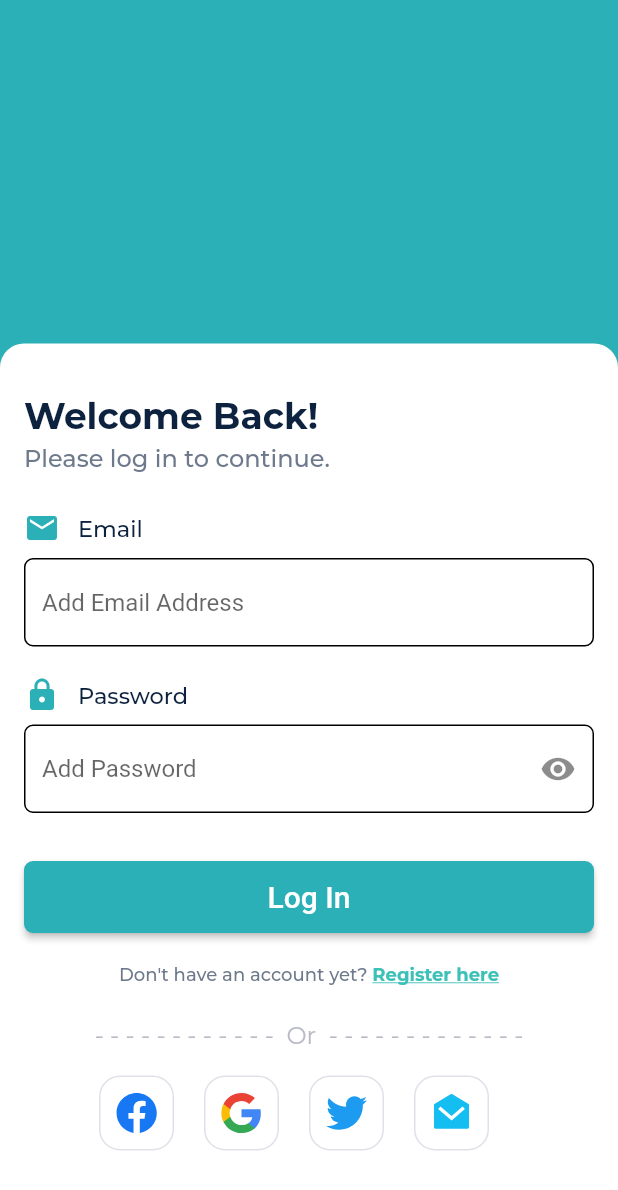
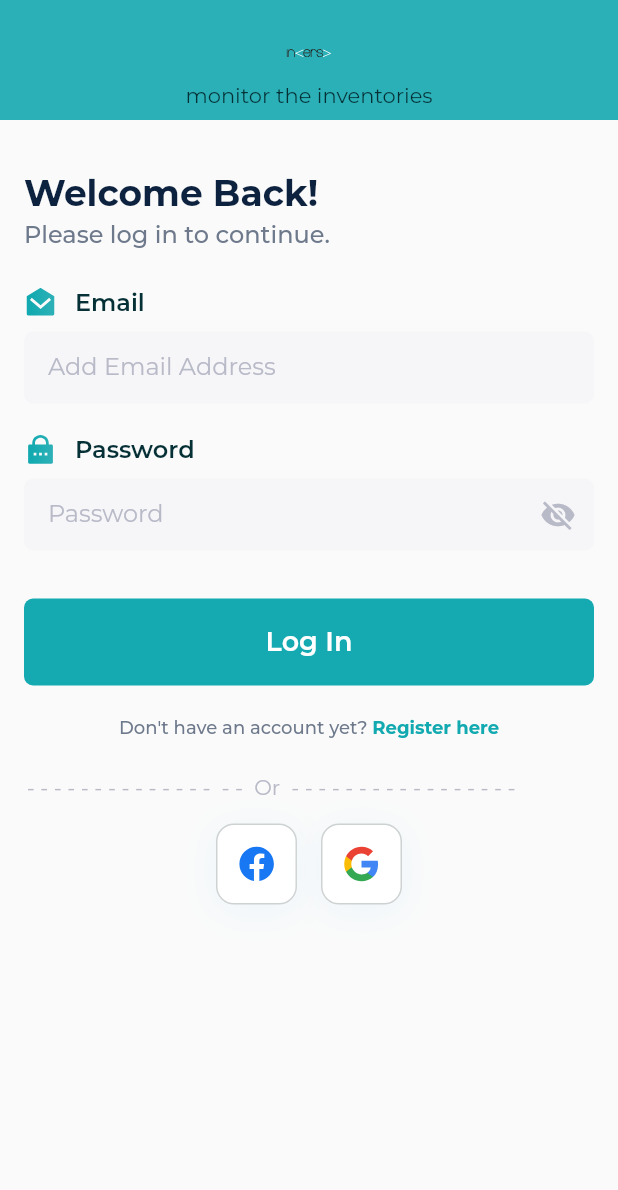
Before and after one commit to maniokhan/inversa, a Flutter app: the LoginScreen screen opened directly, on a phone screen of 412 x 824 dp. Shown: the top 1190 px of the screen. Run offline on Flutter 3.47's test engine with Material 2 defaults, Android fonts, the phone set to English and light mode, and no system bars; our stand-ins replace cached_network_image, cloud_firestore, firebase_auth, firebase_core, flutter_svg, freezed_annotation and 1 more; missing offline and left inert: flutter_facebook_auth; accounts and stored records are empty; generated files the repository leaves out were written again; project files that could hold a hidden picture were left out.

Commit message:
login screen complete

```diff
--- a/lib/src/app.dart
+++ b/lib/src/app.dart
@@ -1,9 +1,10 @@
 import 'package:flutter/material.dart';
+import 'package:flutter_gen/gen_l10n/app_localizations.dart';
 import 'package:flutter_localizations/flutter_localizations.dart';
-import 'package:inversa/src/features/store_home/store_home_screen.dart';
+import 'package:inversa/src/features/authentication/presentation/sign_in_screen.dart';
 import 'package:inversa/src/theme/data.dart';
 import 'package:inversa/src/theme/theme.dart';
-import 'package:flutter_gen/gen_l10n/app_localizations.dart';
+
 class App extends StatelessWidget {
   const App({super.key});
 
@@ -21,7 +22,7 @@ class App extends StatelessWidget {
         GlobalCupertinoLocalizations.delegate,
         GlobalWidgetsLocalizations.delegate,
       ],
-      home: const StoreHomeScreen(),
+      home: const LoginScreen(),
       builder: (BuildContext context, Widget? child) {
         return AppTheme(
           data: const AppThemeData(),
--- a/lib/src/common_widgets/common_radio_button.dart
+++ b/lib/src/common_widgets/common_radio_button.dart
@@ -21,7 +21,7 @@ class CommonRadioButton<T> extends StatelessWidget {
           color: Colors.white,
           shape: BoxShape.circle,
           border: Border.all(
-            color: isSelected ? ConfigColors.checkboxGrey : Colors.transparent,
+            // color: isSelected ? ConfigColors.checkboxGrey : Colors.transparent,
           ),
         ),
         child: Padding(
@@ -30,15 +30,15 @@ class CommonRadioButton<T> extends StatelessWidget {
             duration: const Duration(milliseconds: 500),
             curve: Curves.fastOutSlowIn,
             decoration: BoxDecoration(
-              color: isSelected ? ConfigColors.synappPrimary : Colors.white,
+              // color: isSelected ? ConfigColors.synappPrimary : Colors.white,
               shape: BoxShape.circle,
               border: Border.all(
-                color: isSelected ? Colors.transparent : ConfigColors.textGrey,
-                width: isSelected ? 1 : 2,
+                // color: isSelected ? Colors.transparent : ConfigColors.textGrey,
+                // width: isSelected ? 1 : 2,
               ),
             ),
             child: Visibility(
-              visible: isSelected,
+              // visible: isSelected,
               maintainSize: true,
               maintainState: true,
               maintainAnimation: true,
--- a/lib/src/features/authentication/presentation/sign_in_screen.dart
+++ b/lib/src/features/authentication/presentation/sign_in_screen.dart
@@ -4,12 +4,15 @@ import 'package:firebase_auth/firebase_auth.dart';
 import 'package:flutter/material.dart';
 import 'package:flutter_facebook_auth/flutter_facebook_auth.dart';
 import 'package:flutter_svg/svg.dart';
-import 'package:font_awesome_flutter/font_awesome_flutter.dart';
-
-import 'package:inversa/src/common_widgets/primary_button.dart';
+import 'package:inversa/src/assets/assets.gen.dart';
+import 'package:inversa/src/common_widgets/common_button.dart';
+import 'package:inversa/src/common_widgets/common_card.dart';
+import 'package:inversa/src/common_widgets/common_password.dart';
+import 'package:inversa/src/common_widgets/common_text_field.dart';
+import 'package:inversa/src/common_widgets/common_text_field_title.dart';
 import 'package:inversa/src/constants/app_sizes.dart';
-import 'package:inversa/src/features/authentication/presentation/auth_service.dart';
-import 'package:inversa/src/features/authentication/presentation/signup_screen.dart';
+import 'package:inversa/src/theme/config_colors.dart';
+import 'package:inversa/src/theme/text.dart';
 
 import 'home_screen.dart';
 
@@ -95,213 +98,109 @@ class _LoginScreenState extends State<LoginScreen> {
   @override
   Widget build(BuildContext context) {
     return Scaffold(
+      appBar: PreferredSize(
+        preferredSize: const Size.fromHeight(80),
+        child: AppBar(
+          toolbarHeight: 90,
           backgroundColor: const Color(0xFF2AB0B6),
-      body: SingleChildScrollView(
-        child: Column(
+          elevation: 0,
+          centerTitle: true,
+          title: Column(
             children: [
-            Container(
-              alignment: Alignment.center,
-              height: 229,
-              width: 397,
-              decoration: const BoxDecoration(
-                color: Color(0xFF2AB0B6),
-              ),
-              child: Column(
-                children: [],
+              gapH12,
+              SvgPicture.asset(Assets.appLogo.path, height: 30, width: 30),
+              gapH4,
+              const AppText.paragraphI14('monitor the inventories'),
+            ],
           ),
         ),
-            Stack(
+      ),
+      body: SingleChildScrollView(
+        child: Padding(
+          padding: const EdgeInsets.symmetric(horizontal: 16, vertical: 34),
+          child: Column(
+            crossAxisAlignment: CrossAxisAlignment.start,
             children: [
-                Container(
-                  padding: const EdgeInsets.fromLTRB(16, 34, 16, 0),
-                  decoration: const BoxDecoration(
-                    color: Colors.white,
-                    borderRadius: BorderRadius.only(
-                      topLeft: Radius.circular(16),
-                      topRight: Radius.circular(16),
-                    ),
-                  ),
-                  child: Column(
-                    crossAxisAlignment: CrossAxisAlignment.stretch,
-                    children: [
-                      const Text(
+              const AppText.titleS20(
                 "Welcome Back!",
-                        style: TextStyle(
-                          fontFamily: 'Montserrat',
+                fontSize: 24,
+                color: ConfigColors.black,
                 fontWeight: FontWeight.w700,
-                          fontSize: 24,
-                          color: Color(0xFF0D223F),
-                        ),
               ),
               gapH4,
-                      const Text(
+              const AppText.paragraphI14(
                 "Please log in to continue.",
-                        style: TextStyle(
-                          fontFamily: 'Montserrat',
                 fontWeight: FontWeight.w500,
                 fontSize: 16,
-                          color: Color(0xFF6E7A8C),
-                        ),
+                color: ConfigColors.slateGray,
               ),
               gapH24,
-                      const TextFieldTitle(title: "Email", icon: Icons.email),
+              CommonTextFieldTitle(
+                leading: Assets.emailGreen.svg(),
+                text: 'Email',
+              ),
               gapH8,
-                      const CustomTextField(
+              const CommonTextField(
                 hintText: "Add Email Address",
+                textInputType: TextInputType.emailAddress,
               ),
               gapH20,
-                      const TextFieldTitle(title: "Password", icon: Icons.lock),
+              CommonTextFieldTitle(
+                leading: Assets.lock.svg(),
+                text: 'Password',
+              ),
               gapH8,
-                      const CustomTextField(
-                        hintText: "Add Password",
-                        suffixicon: Icons.remove_red_eye_sharp,
-                      ),
+              const CommonPasswordInput(),
               gapH32,
-                      PrimaryButton(
-                        text: 'Log In',
-                        onPressed: () {},
+              SynappButton(
+                text: "Log In",
+                onPress: () {},
               ),
               gapH20,
               const Row(
                 mainAxisAlignment: MainAxisAlignment.center,
                 children: [
-                          Text(
+                  AppText.paragraphI12(
                     "Don't have an account yet? ",
-                            style: TextStyle(
-                              fontFamily: 'Montserrat',
                     fontWeight: FontWeight.w500,
-                              fontSize: 12,
-                              color: Color(0xFF6E7A8C),
+                    // fontSize: 12,
+                    color: ConfigColors.lightText,
                   ),
-                          ),
-                          Text(
+                  AppText.paragraphI12(
                     "Register here",
-                            style: TextStyle(
-                              fontFamily: 'Montserrat',
                     fontWeight: FontWeight.w700,
-                              fontSize: 12,
-                              color: Color(0xFF3CC0B8),
-                              decoration: TextDecoration.underline,
-                            ),
+                    color: ConfigColors.primary2,
+                    // decoration: TextDecoration.underline,
                   ),
                 ],
               ),
               gapH24,
-                      const Text(
-                        "- - - - - - - - - - - -  Or  - - - - - - - - - - - - -",
+              const AppText.paragraphI14(
+                "- - - - - - - - - - - - - -  - -  Or  - - - - - - - - - - - - - - - - - ",
                 textAlign: TextAlign.center,
-                        style: TextStyle(
-                          fontFamily: 'Montserrat',
-                          color: Color(0xFFB9BAC8),
-                          fontSize: 16,
-                        ),
+                color: ConfigColors.blueGrey,
               ),
               gapH16,
               Row(
                 mainAxisAlignment: MainAxisAlignment.center,
                 children: [
-                          ReusebleLinkBox(
-                              onPress: () {}, icon: 'facebook_logo'),
-                          ReusebleLinkBox(onPress: () {}, icon: 'google_logo'),
-                          ReusebleLinkBox(onPress: () {}, icon: 'twitter_logo'),
-                          ReusebleLinkBox(onPress: () {}, icon: 'mail_logol'),
-                        ],
+                  CommonCard(
+                    padding: const EdgeInsets.all(14),
+                    showBorder: true,
+                    child: Assets.facebook.svg(),
                   ),
-                      gapH64,
-                    ],
-                  ),
+                  gapW16,
+                  CommonCard(
+                    padding: const EdgeInsets.all(14),
+                    showBorder: true,
+                    child: Assets.google.svg(),
                   ),
                 ],
               ),
             ],
           ),
         ),
-    );
-  }
-}
-
-class ReusebleLinkBox extends StatelessWidget {
-  final VoidCallback onPress;
-  final String icon;
-
-  const ReusebleLinkBox({Key? key, required this.onPress, required this.icon})
-      : super(key: key);
-
-  @override
-  Widget build(BuildContext context) {
-    return InkWell(
-      onTap: onPress,
-      child: Container(
-        margin: const EdgeInsets.only(right: 20),
-        padding: const EdgeInsets.all(10),
-        height: 50,
-        width: 50,
-        decoration: BoxDecoration(
-          borderRadius: BorderRadius.circular(14),
-          border: Border.all(
-            color: Color(0xFFE0E0E9),
-          ),
-        ),
-        child: SvgPicture.asset(
-          "assets/images/$icon.svg",
-          height: 22,
-          width: 22,
-        ),
       ),
     );
   }
 }
-
-class CustomTextField extends StatelessWidget {
-  final String hintText;
-  final IconData? suffixicon;
-  const CustomTextField({
-    Key? key,
-    required this.hintText,
-    this.suffixicon,
-  }) : super(key: key);
-
-  @override
-  Widget build(BuildContext context) {
-    return TextField(
-      decoration: InputDecoration(
-        hintText: hintText,
-        enabledBorder: OutlineInputBorder(
-          borderRadius: BorderRadius.circular(6),
-          borderSide: BorderSide(),
-        ),
-        focusedBorder: OutlineInputBorder(
-          borderRadius: BorderRadius.circular(6),
-          borderSide: const BorderSide(),
-        ),
-        suffixIcon: Icon(suffixicon),
-      ),
-    );
-  }
-}
-
-class TextFieldTitle extends StatelessWidget {
-  final String title;
-  final IconData icon;
-  const TextFieldTitle({Key? key, required this.title, required this.icon})
-      : super(key: key);
-
-  @override
-  Widget build(BuildContext context) {
-    return Row(
-      children: [
-        Icon(icon, color: const Color(0xFF2AB0B6)),
-        gapW12,
-        Text(
-          title,
-          style: const TextStyle(
-            fontFamily: 'Montserrat',
-            fontWeight: FontWeight.w500,
-            fontSize: 15,
-            color: Color(0xFF0D223F),
-          ),
-        ),
-      ],
-    );
-  }
-}
--- a/lib/src/theme/typography.dart
+++ b/lib/src/theme/typography.dart
@@ -72,7 +72,7 @@ class AppTextStyleData with _$AppTextStyleData {
     TextStyle titleS32,
     @Default(
       TextStyle(
-        fontFamily:FontFamily.montserrat,
+        fontFamily: FontFamily.montserrat,
         fontWeight: FontWeight.w400,
         fontSize: 9,
         decoration: TextDecoration.none,
```
Lines whose indentation alone changed are shown as unchanged.
